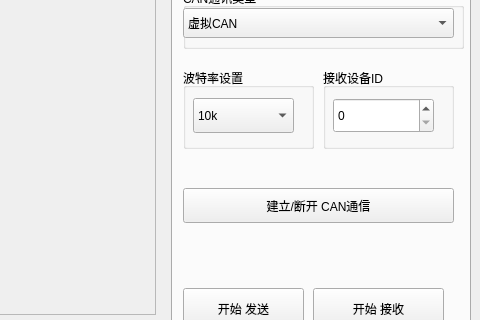
geweiguo/Project_ADBapplication, file UI/Demo.ui: the form before one commit; both pictures show x 658 to 1138 and y 87 to 407 of the 1138 by 878 pixel window.
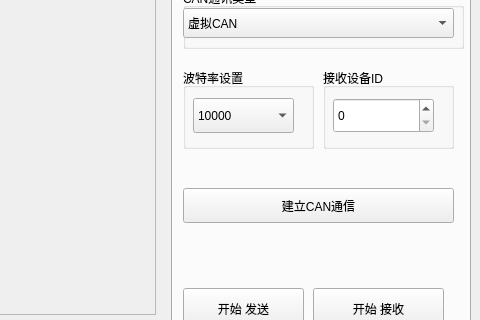
The form after the commit. The open tabs and pages were chosen to show the change. Icons and pictures are not drawn.

Commit message: 更新UI界面 CAN通信模块部分

What changed in the file:
```diff
--- a/UI/Demo.ui
+++ b/UI/Demo.ui
@@ -719,7 +719,7 @@
              </rect>
             </property>
             <property name="text">
-             <string>建立/断开 CAN通信</string>
+             <string>建立CAN通信</string>
             </property>
            </widget>
            <widget class="QGroupBox" name="groupBox_4">
@@ -790,7 +790,7 @@
              </property>
              <item>
               <property name="text">
-               <string>10k</string>
+               <string extracomment="10K">10000</string>
               </property>
              </item>
              <item>
```
Left out of the diff: 22 changed lines with no effect on the pictures. The commit also changes 1 other file.
